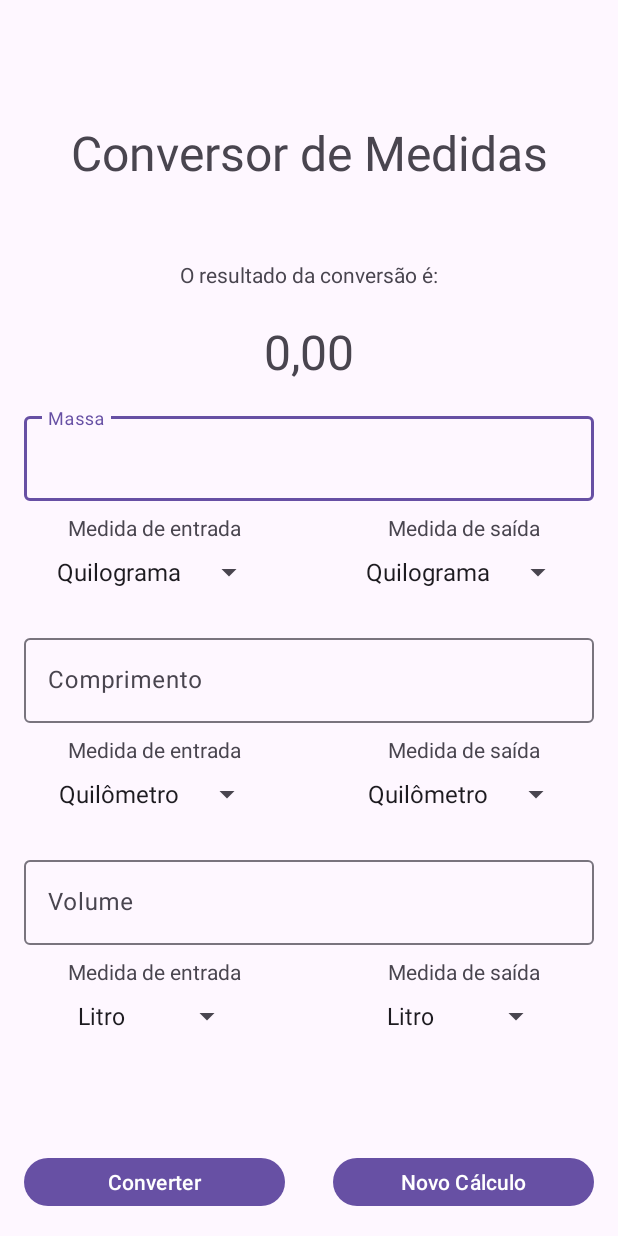
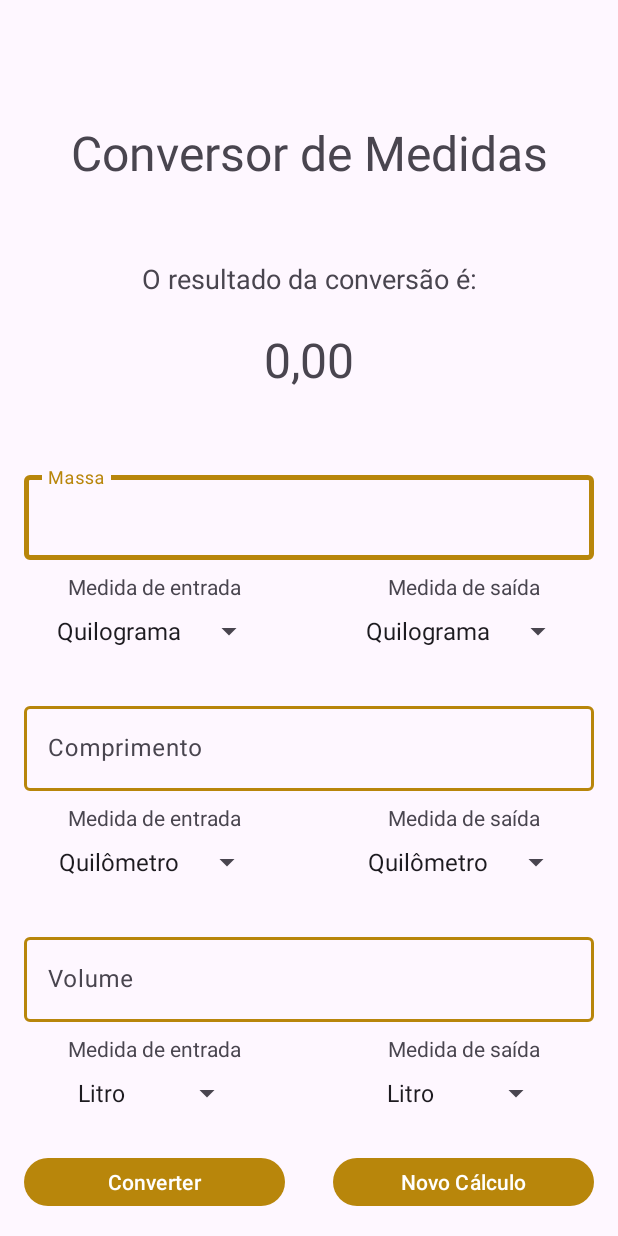
Before and after one commit to pernaf/Conversor_Medidas, an Android app: the Resultado_Conversao screen opened directly, with no data from a screen before it, on a phone screen of 412 x 824 dp. Run offline under Robolectric (Android 15) with nearby library versions, the phone set to English and light mode, and no system bars.

Commit message:
at9: cores layout e outros

```diff
--- /dev/null
+++ b/app/src/main/res/color/textinput_custom.xml
@@ -0,0 +1,7 @@
+<?xml version="1.0" encoding="utf-8"?>
+<selector xmlns:android="http://schemas.android.com/apk/res/android">
+    <item android:color="#B8860B" android:state_focused="true" />
+    <item android:color="#B8860B" android:state_hovered="true" />
+    <item android:color="#B8860B" android:state_enabled="true" />
+    <item android:color="#B8860B" />
+</selector>
--- a/app/src/main/res/layout/activity_main.xml
+++ b/app/src/main/res/layout/activity_main.xml
@@ -37,6 +37,7 @@
         android:layout_height="wrap_content"
         android:layout_margin="24dp"
         android:text="Iniciar"
+        android:backgroundTint="@color/amareloescuro"
         app:layout_constraintBottom_toBottomOf="parent"
         app:layout_constraintEnd_toEndOf="parent"
         app:layout_constraintStart_toStartOf="parent" />
--- a/app/src/main/res/layout/activity_resultado_conversao.xml
+++ b/app/src/main/res/layout/activity_resultado_conversao.xml
@@ -24,6 +24,7 @@
         android:layout_height="wrap_content"
         android:layout_marginTop="50dp"
         android:text="O resultado da conversão é:"
+        android:textSize="18sp"
         app:layout_constraintEnd_toEndOf="parent"
         app:layout_constraintStart_toStartOf="parent"
         app:layout_constraintTop_toBottomOf="@+id/tv_titulo2" />
@@ -45,7 +46,12 @@
         android:id="@+id/input_peso"
         android:layout_width="match_parent"
         android:layout_height="wrap_content"
-        android:layout_margin="16dp"
+        android:layout_marginTop="50dp"
+        android:layout_marginStart="16dp"
+        android:layout_marginEnd="16dp"
+        app:boxStrokeColor="@color/textinput_custom"
+        app:boxStrokeWidth="2dp"
+        app:boxStrokeWidthFocused="3dp"
         app:layout_constraintEnd_toEndOf="parent"
         app:layout_constraintStart_toStartOf="parent"
         app:layout_constraintTop_toBottomOf="@+id/tv_resultado">
@@ -130,9 +136,12 @@
         android:id="@+id/input_distancia"
         android:layout_width="match_parent"
         android:layout_height="wrap_content"
-        android:layout_marginTop="86dp"
+        android:layout_marginTop="92dp"
         android:layout_marginStart="16dp"
         android:layout_marginEnd="16dp"
+        app:boxStrokeColor="@color/textinput_custom"
+        app:boxStrokeWidth="2dp"
+        app:boxStrokeWidthFocused="3dp"
         app:layout_constraintStart_toStartOf="parent"
         app:layout_constraintTop_toBottomOf="@+id/input_peso">
 
@@ -186,9 +195,12 @@
         android:id="@+id/input_volume"
         android:layout_width="match_parent"
         android:layout_height="wrap_content"
-        android:layout_marginTop="86dp"
+        android:layout_marginTop="92dp"
         android:layout_marginStart="16dp"
         android:layout_marginEnd="16dp"
+        app:boxStrokeColor="@color/textinput_custom"
+        app:boxStrokeWidth="2dp"
+        app:boxStrokeWidthFocused="3dp"
         app:layout_constraintStart_toStartOf="parent"
         app:layout_constraintTop_toBottomOf="@+id/input_distancia">
 
--- a/app/src/main/res/values/colors.xml
+++ b/app/src/main/res/values/colors.xml
@@ -2,4 +2,5 @@
 <resources>
     <color name="black">#FF000000</color>
     <color name="white">#FFFFFFFF</color>
+    <color name="amareloescuro">#B8860B</color>
 </resources>
--- a/app/src/main/res/values/themes.xml
+++ b/app/src/main/res/values/themes.xml
@@ -3,6 +3,7 @@
     <style name="Base.Theme.Conversor_Medidas" parent="Theme.Material3.DayNight.NoActionBar">
         <!-- Customize your light theme here. -->
         <!-- <item name="colorPrimary">@color/my_light_primary</item> -->
+        <item name="colorPrimary">@color/amareloescuro</item>
     </style>
 
     <style name="Theme.Conversor_Medidas" parent="Base.Theme.Conversor_Medidas" />
```
Also changed, not shown: app/src/main/res/drawable/img_medidas2.jpeg (added), 1 other file.
